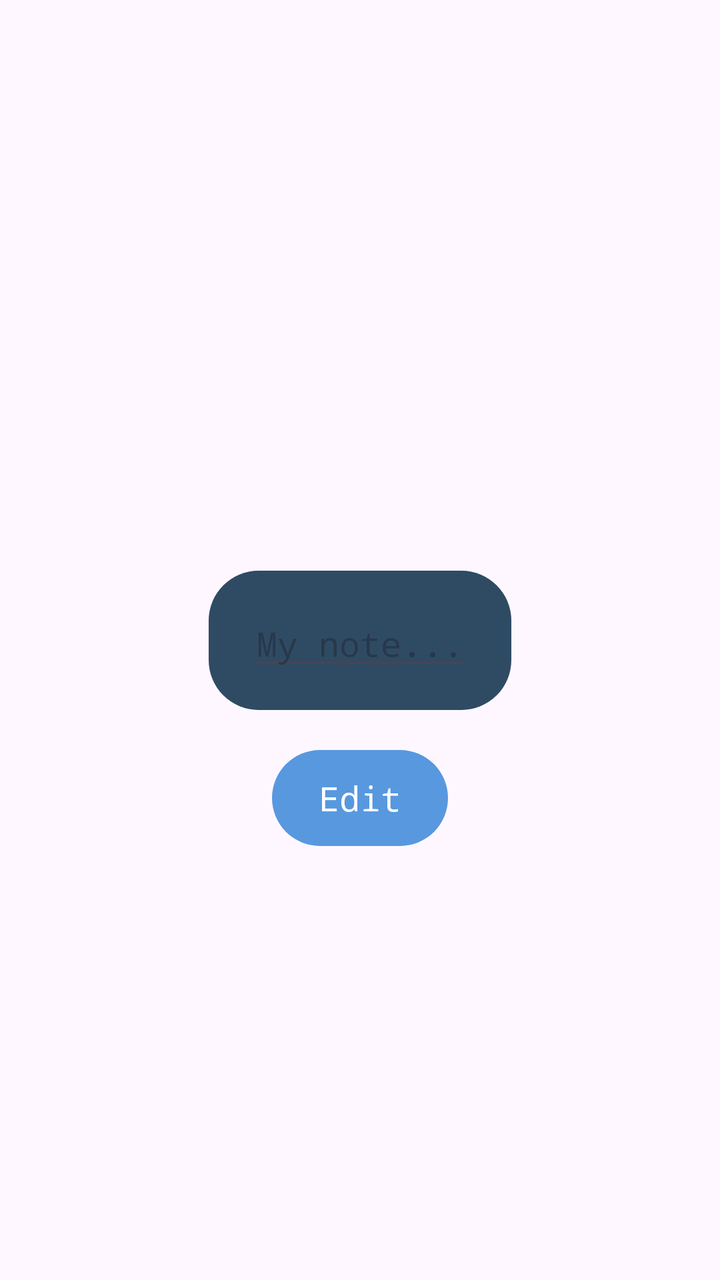
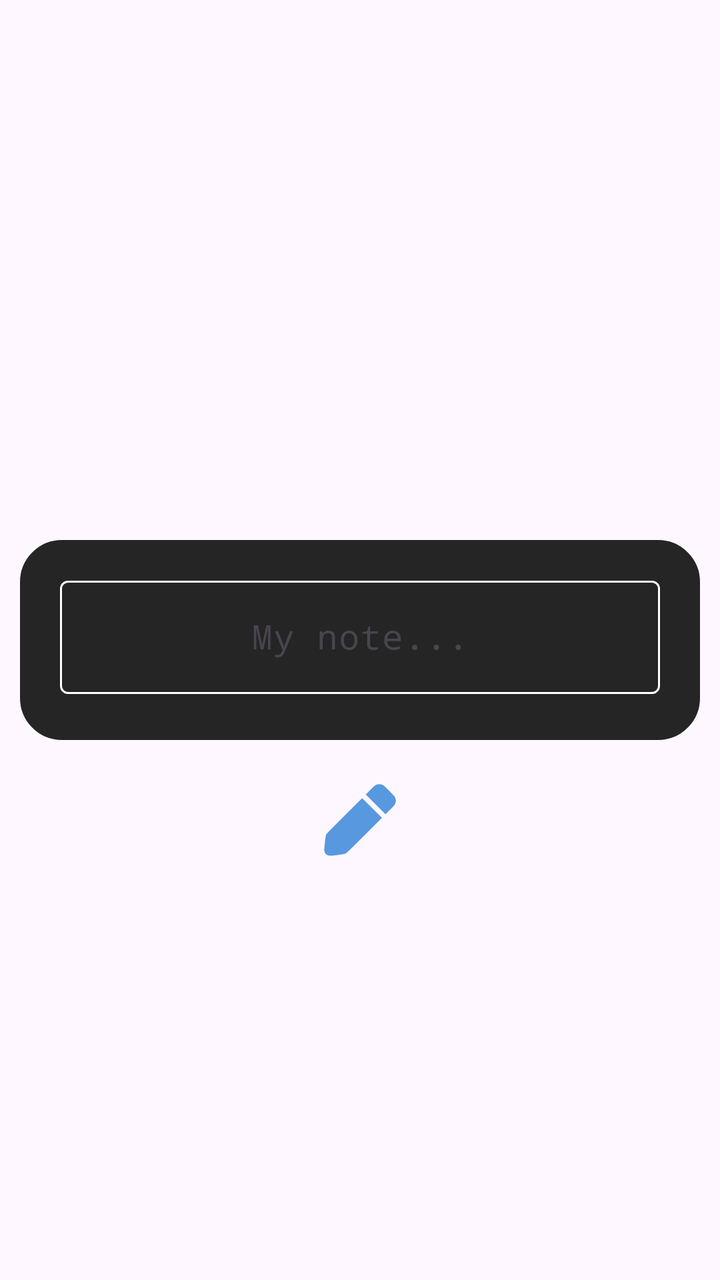

Before-and-after screenshots of an Android layout around one commit, followed by the original layout XML and the change that was made.
<!-- AndroidManifest.xml: application theme Theme.NowiLock -->
<!-- res/layout/edit_note.xml -->
<?xml version="1.0" encoding="utf-8"?>
<androidx.constraintlayout.widget.ConstraintLayout xmlns:android="http://schemas.android.com/apk/res/android"
    android:layout_width="match_parent"
    android:layout_height="match_parent"
    xmlns:app="http://schemas.android.com/apk/res-auto">


    <androidx.constraintlayout.widget.ConstraintLayout
        android:id="@+id/all"
        android:layout_width="wrap_content"
        android:layout_height="wrap_content"
        android:background="@drawable/border_25"
        android:backgroundTint="@color/blue_oscuro"
        app:layout_constraintTop_toTopOf="parent"
        app:layout_constraintBottom_toBottomOf="parent"
        app:layout_constraintEnd_toEndOf="parent"
        app:layout_constraintStart_toStartOf="parent"
        >

        <EditText
            android:id="@+id/input_note"
            android:layout_width="wrap_content"
            android:layout_height="wrap_content"
            app:layout_constraintTop_toTopOf="parent"
            app:layout_constraintBottom_toBottomOf="parent"
            app:layout_constraintEnd_toEndOf="parent"
            app:layout_constraintStart_toStartOf="parent"
            android:layout_marginTop="15dp"
            android:layout_marginBottom="15dp"
            android:layout_marginStart="20dp"
            android:layout_marginEnd="20dp"
            android:hint="My note..."
            android:textSize="17dp"
            android:fontFamily="monospace"
            android:gravity="center"
            />
    </androidx.constraintlayout.widget.ConstraintLayout>

    <androidx.appcompat.widget.AppCompatButton
        android:id="@+id/edit"
        android:layout_width="wrap_content"
        android:layout_height="wrap_content"
        android:background="@drawable/border_25"
        android:backgroundTint="@color/blue_nowi"
        android:textColor="@color/white"
        android:textAllCaps="false"
        app:layout_constraintStart_toStartOf="@id/all"
        app:layout_constraintTop_toBottomOf="@id/all"
        app:layout_constraintEnd_toEndOf="@id/all"
        android:layout_marginTop="20dp"
        android:text="Edit"
        android:textSize="17dp"
        android:fontFamily="monospace"
        />
</androidx.constraintlayout.widget.ConstraintLayout>
<!-- resources referenced by this layout -->
<resources>
  <color name="blue_nowi">#5898df</color>
  <color name="blue_oscuro">#2f4b64</color>
  <color name="white">#FFFFFFFF</color>
  <!-- drawable border_25 (drawable) -->
  <?xml version="1.0" encoding="utf-8"?>
  <shape xmlns:android="http://schemas.android.com/apk/res/android">
  
      <corners android:radius="25dp"/>
  </shape>
  <style name="Theme.NowiLock" parent="Base.Theme.NowiLock" />
  <style name="Base.Theme.NowiLock" parent="Theme.Material3.DayNight.NoActionBar">
          
          
      </style>
</resources>

<!-- the commit's change to res/layout/edit_note.xml (unified diff, before → after) -->
@@ -9,18 +9,17 @@
         android:id="@+id/all"
         android:layout_width="wrap_content"
         android:layout_height="wrap_content"
-        android:background="@drawable/border_25"
-        android:backgroundTint="@color/blue_oscuro"
+        android:background="@drawable/stroke_blue"
+        android:backgroundTint="@color/grew_o_2"
         app:layout_constraintTop_toTopOf="parent"
         app:layout_constraintBottom_toBottomOf="parent"
         app:layout_constraintEnd_toEndOf="parent"
         app:layout_constraintStart_toStartOf="parent"
         >
 
-        <EditText
-            android:id="@+id/input_note"
-            android:layout_width="wrap_content"
-            android:layout_height="wrap_content"
+        <com.google.android.material.textfield.TextInputLayout
+            android:layout_width="300dp"
+            android:layout_height="70dp"
             app:layout_constraintTop_toTopOf="parent"
             app:layout_constraintBottom_toBottomOf="parent"
             app:layout_constraintEnd_toEndOf="parent"
@@ -29,27 +28,34 @@
             android:layout_marginBottom="15dp"
             android:layout_marginStart="20dp"
             android:layout_marginEnd="20dp"
-            android:hint="My note..."
-            android:textSize="17dp"
-            android:fontFamily="monospace"
-            android:gravity="center"
-            />
+            app:boxStrokeColor="@color/style_blue_white"
+            >
+
+            <EditText
+                android:id="@+id/input_note"
+                android:layout_width="300dp"
+                android:layout_height="wrap_content"
+                app:layout_constraintTop_toTopOf="parent"
+                app:layout_constraintBottom_toBottomOf="parent"
+                app:layout_constraintEnd_toEndOf="parent"
+                app:layout_constraintStart_toStartOf="parent"
+                android:hint="My note..."
+                android:textSize="17dp"
+                android:fontFamily="monospace"
+                android:gravity="center"
+                />
+
+        </com.google.android.material.textfield.TextInputLayout>
     </androidx.constraintlayout.widget.ConstraintLayout>
 
-    <androidx.appcompat.widget.AppCompatButton
+    <com.google.android.material.imageview.ShapeableImageView
         android:id="@+id/edit"
         android:layout_width="wrap_content"
         android:layout_height="wrap_content"
-        android:background="@drawable/border_25"
-        android:backgroundTint="@color/blue_nowi"
-        android:textColor="@color/white"
-        android:textAllCaps="false"
+        android:src="@drawable/edit"
         app:layout_constraintStart_toStartOf="@id/all"
         app:layout_constraintTop_toBottomOf="@id/all"
         app:layout_constraintEnd_toEndOf="@id/all"
         android:layout_marginTop="20dp"
-        android:text="Edit"
-        android:textSize="17dp"
-        android:fontFamily="monospace"
         />
 </androidx.constraintlayout.widget.ConstraintLayout>
<!-- resource entries referenced after the edit -->
@@ -1,14 +1,23 @@
 <!-- resources referenced by this layout -->
 <resources>
-  <color name="blue_nowi">#5898df</color>
-  <color name="blue_oscuro">#2f4b64</color>
-  <color name="white">#FFFFFFFF</color>
-  <!-- drawable border_25 (drawable) -->
+  <color name="grew_o_2">#262525</color>
+  <!-- drawable edit (drawable) -->
+  <vector xmlns:android="http://schemas.android.com/apk/res/android" android:height="40dp" android:viewportHeight="512" android:viewportWidth="512" android:width="40dp">
+        
+      <path android:fillColor="@color/blue_nowi" android:pathData="M364,29.3c-3.6,1.2 -8.8,3.6 -11.5,5.4 -2.8,1.8 -17.4,15.6 -32.5,30.8l-27.5,27.5 63.3,63.2 63.2,63.3 27.1,-27c15.3,-15.2 28.8,-29.6 31,-32.9 10.1,-15.3 10.6,-36.2 1.4,-52.3 -3.7,-6.4 -64.1,-67.3 -71.9,-72.4 -12.2,-8 -29.1,-10.2 -42.6,-5.6z" android:strokeColor="#00000000"/>
+        
+      <path android:fillColor="@color/blue_nowi" android:pathData="M156.8,228.7c-119.8,120 -116.3,116.2 -119.7,128.9 -2.1,7.8 -10.3,83.6 -9.8,91.4 0.9,17.8 13.8,31.8 32.4,35.2 5,0.9 11.7,0.4 46.8,-3.6 45.7,-5.2 48.3,-5.6 57.5,-9.9 6,-2.9 14.4,-11 119.5,-115.9l113,-112.8 -63,-63c-34.6,-34.6 -63.2,-63 -63.5,-63 -0.3,-0 -51.2,50.7 -113.2,112.7z" android:strokeColor="#00000000"/>
+      
+  </vector>
+  <!-- drawable stroke_blue (drawable) -->
   <?xml version="1.0" encoding="utf-8"?>
   <shape xmlns:android="http://schemas.android.com/apk/res/android">
   
-      <corners android:radius="25dp"/>
+     <stroke android:width="2dp" android:color="@color/blue_nowi"/>
+      <corners android:radius="20dp"/>
+  
   </shape>
+  <color name="blue_nowi">#5898df</color>
   <style name="Theme.NowiLock" parent="Base.Theme.NowiLock" />
   <style name="Base.Theme.NowiLock" parent="Theme.Material3.DayNight.NoActionBar">
           
